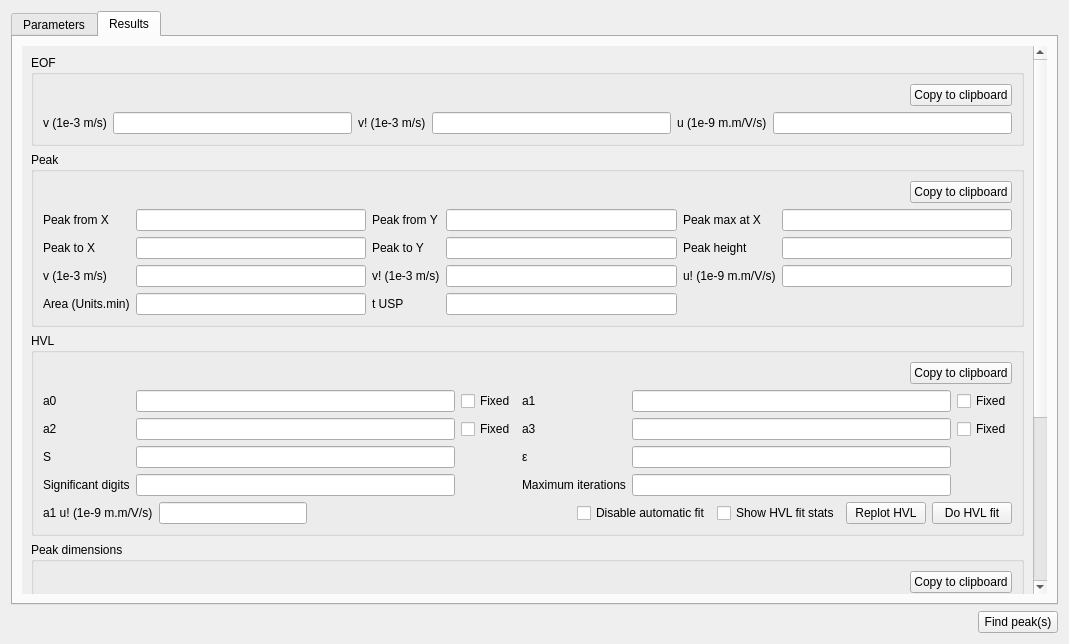
First picture: the form in src/gui/evaluationwidget.ui, repository echmet/CEval, before the edit.
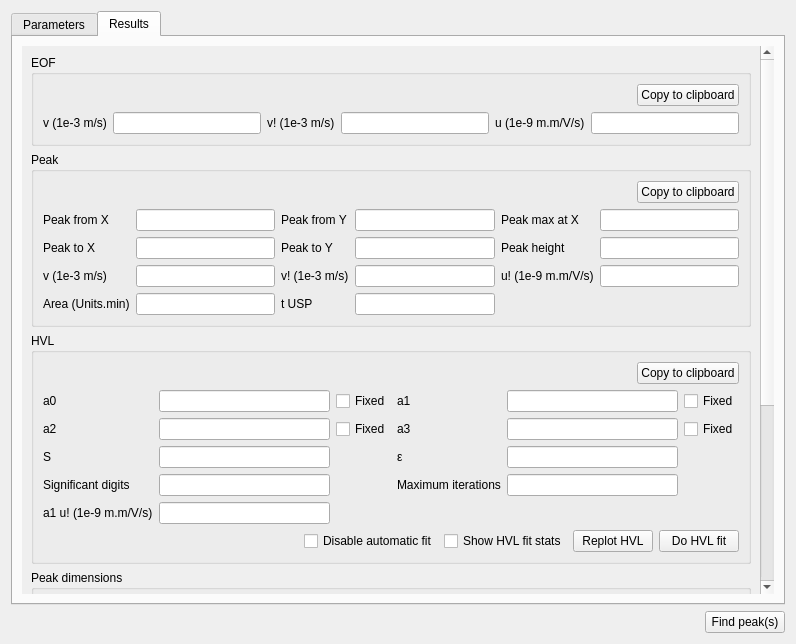
Second picture: the form after the edit. Custom widgets are drawn as their Qt base class.

Commit message: Try to narrow down the UI a bit

Patch:
```diff
--- a/src/gui/evaluationwidget.ui
+++ b/src/gui/evaluationwidget.ui
@@ -6,10 +6,16 @@
    <rect>
     <x>0</x>
     <y>0</y>
-    <width>1069</width>
+    <width>796</width>
     <height>644</height>
    </rect>
   </property>
+  <property name="sizePolicy">
+   <sizepolicy hsizetype="MinimumExpanding" vsizetype="Preferred">
+    <horstretch>0</horstretch>
+    <verstretch>0</verstretch>
+   </sizepolicy>
+  </property>
   <property name="minimumSize">
    <size>
     <width>250</width>
@@ -478,6 +484,12 @@
         <verstretch>0</verstretch>
        </sizepolicy>
       </property>
+      <property name="minimumSize">
+       <size>
+        <width>250</width>
+        <height>0</height>
+       </size>
+      </property>
       <attribute name="title">
        <string>Results</string>
       </attribute>
@@ -500,9 +512,9 @@
           <property name="geometry">
            <rect>
             <x>0</x>
-            <y>-365</y>
-            <width>1017</width>
-            <height>1038</height>
+            <y>-513</y>
+            <width>744</width>
+            <height>1076</height>
            </rect>
           </property>
           <property name="sizePolicy">
@@ -573,6 +585,18 @@
                 </item>
                 <item row="0" column="1">
                  <widget class="FloatingValueLineEdit" name="qle_vEof">
+                  <property name="sizePolicy">
+                   <sizepolicy hsizetype="MinimumExpanding" vsizetype="Fixed">
+                    <horstretch>0</horstretch>
+                    <verstretch>0</verstretch>
+                   </sizepolicy>
+                  </property>
+                  <property name="minimumSize">
+                   <size>
+                    <width>25</width>
+                    <height>0</height>
+                   </size>
+                  </property>
                   <property name="focusPolicy">
                    <enum>Qt::ClickFocus</enum>
                   </property>
@@ -586,6 +610,18 @@
                 </item>
                 <item row="0" column="3">
                  <widget class="FloatingValueLineEdit" name="qle_vEofEff">
+                  <property name="sizePolicy">
+                   <sizepolicy hsizetype="MinimumExpanding" vsizetype="Fixed">
+                    <horstretch>0</horstretch>
+                    <verstretch>0</verstretch>
+                   </sizepolicy>
+                  </property>
+                  <property name="minimumSize">
+                   <size>
+                    <width>25</width>
+                    <height>0</height>
+                   </size>
+                  </property>
                   <property name="focusPolicy">
                    <enum>Qt::ClickFocus</enum>
                   </property>
@@ -599,6 +635,18 @@
                 </item>
                 <item row="0" column="5">
                  <widget class="FloatingValueLineEdit" name="qle_uEof">
+                  <property name="sizePolicy">
+                   <sizepolicy hsizetype="MinimumExpanding" vsizetype="Fixed">
+                    <horstretch>0</horstretch>
+                    <verstretch>0</verstretch>
+                   </sizepolicy>
+                  </property>
+                  <property name="minimumSize">
+                   <size>
+                    <width>25</width>
+                    <height>0</height>
+                   </size>
+                  </property>
                   <property name="focusPolicy">
                    <enum>Qt::ClickFocus</enum>
                   </property>
@@ -662,6 +710,18 @@
                 </item>
                 <item row="2" column="1">
                  <widget class="FloatingValueLineEdit" name="qle_vPeak">
+                  <property name="sizePolicy">
+                   <sizepolicy hsizetype="MinimumExpanding" vsizetype="Fixed">
+                    <horstretch>0</horstretch>
+                    <verstretch>0</verstretch>
+                   </sizepolicy>
+                  </property>
+                  <property name="minimumSize">
+                   <size>
+                    <width>25</width>
+                    <height>0</height>
+                   </size>
+                  </property>
                   <property name="focusPolicy">
                    <enum>Qt::ClickFocus</enum>
                   </property>
@@ -675,6 +735,18 @@
                 </item>
                 <item row="2" column="5">
                  <widget class="FloatingValueLineEdit" name="qle_uPeak">
+                  <property name="sizePolicy">
+                   <sizepolicy hsizetype="MinimumExpanding" vsizetype="Fixed">
+                    <horstretch>0</horstretch>
+                    <verstretch>0</verstretch>
+                   </sizepolicy>
+                  </property>
+                  <property name="minimumSize">
+                   <size>
+                    <width>25</width>
+                    <height>0</height>
+                   </size>
+                  </property>
                   <property name="focusPolicy">
                    <enum>Qt::ClickFocus</enum>
                   </property>
@@ -695,6 +767,18 @@
                 </item>
                 <item row="2" column="3">
                  <widget class="FloatingValueLineEdit" name="qle_vPeakEff">
+                  <property name="sizePolicy">
+                   <sizepolicy hsizetype="MinimumExpanding" vsizetype="Fixed">
+                    <horstretch>0</horstretch>
+                    <verstretch>0</verstretch>
+                   </sizepolicy>
+                  </property>
+                  <property name="minimumSize">
+                   <size>
+                    <width>25</width>
+                    <height>0</height>
+                   </size>
+                  </property>
                   <property name="focusPolicy">
                    <enum>Qt::ClickFocus</enum>
                   </property>
@@ -757,6 +841,18 @@
                 </item>
                 <item row="0" column="1">
                  <widget class="FloatingValueLineEdit" name="qle_peakFromXRes">
+                  <property name="sizePolicy">
+                   <sizepolicy hsizetype="MinimumExpanding" vsizetype="Fixed">
+                    <horstretch>0</horstretch>
+                    <verstretch>0</verstretch>
+                   </sizepolicy>
+                  </property>
+                  <property name="minimumSize">
+                   <size>
+                    <width>25</width>
+                    <height>0</height>
+                   </size>
+                  </property>
                   <property name="focusPolicy">
                    <enum>Qt::ClickFocus</enum>
                   </property>
@@ -770,6 +866,18 @@
                 </item>
                 <item row="0" column="3">
                  <widget class="FloatingValueLineEdit" name="qle_peakFromYRes">
+                  <property name="sizePolicy">
+                   <sizepolicy hsizetype="MinimumExpanding" vsizetype="Fixed">
+                    <horstretch>0</horstretch>
+                    <verstretch>0</verstretch>
+                   </sizepolicy>
+                  </property>
+                  <property name="minimumSize">
+                   <size>
+                    <width>25</width>
+                    <height>0</height>
+                   </size>
+                  </property>
                   <property name="focusPolicy">
                    <enum>Qt::ClickFocus</enum>
                   </property>
@@ -783,6 +891,18 @@
                 </item>
                 <item row="0" column="5">
                  <widget class="FloatingValueLineEdit" name="qle_peakXRes">
+                  <property name="sizePolicy">
+                   <sizepolicy hsizetype="MinimumExpanding" vsizetype="Fixed">
+                    <horstretch>0</horstretch>
+                    <verstretch>0</verstretch>
+                   </sizepolicy>
+                  </property>
+                  <property name="minimumSize">
+                   <size>
+                    <width>25</width>
+                    <height>0</height>
+                   </size>
+                  </property>
                   <property name="focusPolicy">
                    <enum>Qt::ClickFocus</enum>
                   </property>
@@ -796,6 +916,18 @@
                 </item>
                 <item row="1" column="1">
                  <widget class="FloatingValueLineEdit" name="qle_peakToXRes">
+                  <property name="sizePolicy">
+                   <sizepolicy hsizetype="MinimumExpanding" vsizetype="Fixed">
+                    <horstretch>0</horstretch>
+                    <verstretch>0</verstretch>
+                   </sizepolicy>
+                  </property>
+                  <property name="minimumSize">
+                   <size>
+                    <width>25</width>
+                    <height>0</height>
+                   </size>
+                  </property>
                   <property name="focusPolicy">
                    <enum>Qt::ClickFocus</enum>
                   </property>
@@ -809,6 +941,18 @@
                 </item>
                 <item row="1" column="3">
                  <widget class="FloatingValueLineEdit" name="qle_peakToYRes">
+                  <property name="sizePolicy">
+                   <sizepolicy hsizetype="MinimumExpanding" vsizetype="Fixed">
+                    <horstretch>0</horstretch>
+                    <verstretch>0</verstretch>
+                   </sizepolicy>
+                  </property>
+                  <property name="minimumSize">
+                   <size>
+                    <width>25</width>
+                    <height>0</height>
+                   </size>
+                  </property>
                   <property name="focusPolicy">
                    <enum>Qt::ClickFocus</enum>
                   </property>
@@ -822,6 +966,18 @@
                 </item>
                 <item row="1" column="5">
                  <widget class="FloatingValueLineEdit" name="qle_peakHeightRes">
+                  <property name="sizePolicy">
+                   <sizepolicy hsizetype="MinimumExpanding" vsizetype="Fixed">
+                    <horstretch>0</horstretch>
+                    <verstretch>0</verstretch>
+                   </sizepolicy>
+                  </property>
+                  <property name="minimumSize">
+                   <size>
+                    <width>25</width>
+                    <height>0</height>
+                   </size>
+                  </property>
                   <property name="focusPolicy">
                    <enum>Qt::ClickFocus</enum>
                   </property>
@@ -842,6 +998,18 @@
                 </item>
                 <item row="3" column="1">
                  <widget class="FloatingValueLineEdit" name="qle_areaPeak">
+                  <property name="sizePolicy">
+                   <sizepolicy hsizetype="MinimumExpanding" vsizetype="Fixed">
+                    <horstretch>0</horstretch>
+                    <verstretch>0</verstretch>
+                   </sizepolicy>
+                  </property>
+                  <property name="minimumSize">
+                   <size>
+                    <width>25</width>
+                    <height>0</height>
+                   </size>
+                  </property>
                   <property name="focusPolicy">
                    <enum>Qt::ClickFocus</enum>
                   </property>
@@ -859,6 +1027,18 @@
                 </item>
                 <item row="3" column="3">
                  <widget class="FloatingValueLineEdit" name="qle_hvlTUSP">
+                  <property name="sizePolicy">
+                   <sizepolicy hsizetype="MinimumExpanding" vsizetype="Fixed">
+                    <horstretch>0</horstretch>
+                    <verstretch>0</verstretch>
+                   </sizepolicy>
+                  </property>
+                  <property name="minimumSize">
+                   <size>
+                    <width>25</width>
+                    <height>0</height>
+                   </size>
+                  </property>
                   <property name="focusPolicy">
                    <enum>Qt::ClickFocus</enum>
                   </property>
@@ -913,8 +1093,39 @@
               </item>
               <item>
                <layout class="QGridLayout" name="gridLayout_9">
+                <item row="2" column="5">
+                 <widget class="FloatingValueLineEdit" name="qle_hvlEpsilon">
+                  <property name="sizePolicy">
+                   <sizepolicy hsizetype="MinimumExpanding" vsizetype="Fixed">
+                    <horstretch>0</horstretch>
+                    <verstretch>0</verstretch>
+                   </sizepolicy>
+                  </property>
+                  <property name="minimumSize">
+                   <size>
+                    <width>25</width>
+                    <height>0</height>
+                   </size>
+                  </property>
+                  <property name="alignment">
+                   <set>Qt::AlignRight|Qt::AlignTrailing|Qt::AlignVCenter</set>
+                  </property>
+                 </widget>
+                </item>
                 <item row="3" column="5">
                  <widget class="QLineEdit" name="qle_hvlMaxIterations">
+                  <property name="sizePolicy">
+                   <sizepolicy hsizetype="MinimumExpanding" vsizetype="Fixed">
+                    <horstretch>0</horstretch>
+                    <verstretch>0</verstretch>
+                   </sizepolicy>
+                  </property>
+                  <property name="minimumSize">
+                   <size>
+                    <width>25</width>
+                    <height>0</height>
+                   </size>
+                  </property>
                   <property name="alignment">
                    <set>Qt::AlignRight|Qt::AlignTrailing|Qt::AlignVCenter</set>
                   </property>
@@ -922,6 +1133,18 @@
                 </item>
                 <item row="1" column="2">
                  <widget class="FloatingValueLineEdit" name="qle_hvlA2">
+                  <property name="sizePolicy">
+                   <sizepolicy hsizetype="MinimumExpanding" vsizetype="Fixed">
+                    <horstretch>0</horstretch>
+                    <verstretch>0</verstretch>
+                   </sizepolicy>
+                  </property>
+                  <property name="minimumSize">
+                   <size>
+                    <width>25</width>
+                    <height>0</height>
+                   </size>
+                  </property>
                   <property name="alignment">
                    <set>Qt::AlignRight|Qt::AlignTrailing|Qt::AlignVCenter</set>
                   </property>
@@ -946,6 +1169,18 @@
                 </item>
                 <item row="0" column="5">
                  <widget class="FloatingValueLineEdit" name="qle_hvlA1">
+                  <property name="sizePolicy">
+                   <sizepolicy hsizetype="MinimumExpanding" vsizetype="Fixed">
+                    <horstretch>0</horstretch>
+                    <verstretch>0</verstretch>
+                   </sizepolicy>
+                  </property>
+                  <property name="minimumSize">
+                   <size>
+                    <width>25</width>
+                    <height>0</height>
+                   </size>
+                  </property>
                   <property name="alignment">
                    <set>Qt::AlignRight|Qt::AlignTrailing|Qt::AlignVCenter</set>
                   </property>
@@ -956,6 +1191,18 @@
                 </item>
                 <item row="1" column="5">
                  <widget class="FloatingValueLineEdit" name="qle_hvlA3">
+                  <property name="sizePolicy">
+                   <sizepolicy hsizetype="MinimumExpanding" vsizetype="Fixed">
+                    <horstretch>0</horstretch>
+                    <verstretch>0</verstretch>
+                   </sizepolicy>
+                  </property>
+                  <property name="minimumSize">
+                   <size>
+                    <width>25</width>
+                    <height>0</height>
+                   </size>
+                  </property>
                   <property name="alignment">
                    <set>Qt::AlignRight|Qt::AlignTrailing|Qt::AlignVCenter</set>
                   </property>
@@ -979,7 +1226,20 @@
                  </widget>
                 </item>
                 <item row="0" column="2">
-                 <widget class="FloatingValueLineEdit" name="qle_hvlA0"/>
+                 <widget class="FloatingValueLineEdit" name="qle_hvlA0">
+                  <property name="sizePolicy">
+                   <sizepolicy hsizetype="MinimumExpanding" vsizetype="Fixed">
+                    <horstretch>0</horstretch>
+                    <verstretch>0</verstretch>
+                   </sizepolicy>
+                  </property>
+                  <property name="minimumSize">
+                   <size>
+                    <width>25</width>
+                    <height>0</height>
+                   </size>
+                  </property>
+                 </widget>
                 </item>
                 <item row="1" column="3">
                  <widget class="QMappedCheckBox" name="qcb_hvlA2Fixed">
@@ -1004,6 +1264,18 @@
                 </item>
                 <item row="3" column="2">
                  <widget class="QLineEdit" name="qle_hvlDigits">
+                  <property name="sizePolicy">
+                   <sizepolicy hsizetype="MinimumExpanding" vsizetype="Fixed">
+                    <horstretch>0</horstretch>
+                    <verstretch>0</verstretch>
+                   </sizepolicy>
+                  </property>
+                  <property name="minimumSize">
+                   <size>
+                    <width>25</width>
+                    <height>0</height>
+                   </size>
+                  </property>
                   <property name="alignment">
                    <set>Qt::AlignRight|Qt::AlignTrailing|Qt::AlignVCenter</set>
                   </property>
@@ -1039,6 +1311,18 @@
                 </item>
                 <item row="2" column="2">
                  <widget class="FloatingValueLineEdit" name="qle_hvlChiSquared">
+                  <property name="sizePolicy">
+                   <sizepolicy hsizetype="MinimumExpanding" vsizetype="Fixed">
+                    <horstretch>0</horstretch>
+                    <verstretch>0</verstretch>
+                   </sizepolicy>
+                  </property>
+                  <property name="minimumSize">
+                   <size>
+                    <width>25</width>
+                    <height>0</height>
+                   </size>
+                  </property>
                   <property name="alignment">
                    <set>Qt::AlignRight|Qt::AlignTrailing|Qt::AlignVCenter</set>
                   </property>
@@ -1054,10 +1338,29 @@
                   </property>
                  </widget>
                 </item>
-                <item row="2" column="5">
-                 <widget class="FloatingValueLineEdit" name="qle_hvlEpsilon">
-                  <property name="alignment">
-                   <set>Qt::AlignRight|Qt::AlignTrailing|Qt::AlignVCenter</set>
+                <item row="4" column="0">
+                 <widget class="QLabel" name="ql_hvlA1Mobility">
+                  <property name="text">
+                   <string>a1 u! (1e-9 m.m/V/s)</string>
+                  </property>
+                 </widget>
+                </item>
+                <item row="4" column="2">
+                 <widget class="FloatingValueLineEdit" name="qle_hvlA1Mobility">
+                  <property name="sizePolicy">
+                   <sizepolicy hsizetype="MinimumExpanding" vsizetype="Fixed">
+                    <horstretch>0</horstretch>
+                    <verstretch>0</verstretch>
+                   </sizepolicy>
+                  </property>
+                  <property name="minimumSize">
+                   <size>
+                    <width>25</width>
+                    <height>0</height>
+                   </size>
+                  </property>
+                  <property name="readOnly">
+                   <bool>true</bool>
                   </property>
                  </widget>
                 </item>
@@ -1065,27 +1368,6 @@
               </item>
               <item>
                <layout class="QHBoxLayout" name="horizontalLayout_7">
-                <item>
-                 <layout class="QFormLayout" name="formLayout">
-                  <property name="formAlignment">
-                   <set>Qt::AlignLeading|Qt::AlignLeft|Qt::AlignVCenter</set>
-                  </property>
-                  <item row="0" column="0">
-                   <widget class="QLabel" name="ql_hvlA1Mobility">
-                    <property name="text">
-                     <string>a1 u! (1e-9 m.m/V/s)</string>
-                    </property>
-                   </widget>
-                  </item>
-                  <item row="0" column="1">
-                   <widget class="FloatingValueLineEdit" name="qle_hvlA1Mobility">
-                    <property name="readOnly">
-                     <bool>true</bool>
-                    </property>
-                   </widget>
-                  </item>
-                 </layout>
-                </item>
                 <item>
                  <spacer name="horizontalSpacer_6">
                   <property name="orientation">
```
Left out of the diff: 405 changed lines with no effect on the pictures.
